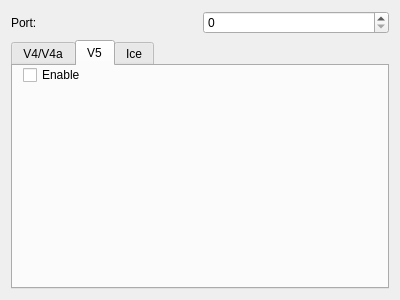
This is Server/FrmSocket.ui in KangLin/RabbitProxyServer as Qt 5 draws it before an edit. The edited form follows.
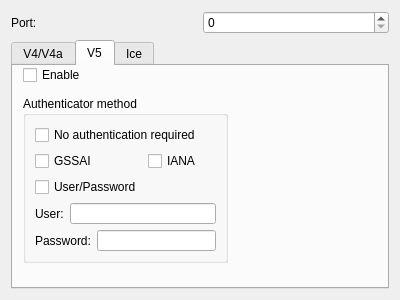
This is the edited form. The open tabs and pages were chosen to show the change.

Commit message: SocksV5: add authentication

The edit to the form file:
```diff
--- a/Server/FrmSocket.ui
+++ b/Server/FrmSocket.ui
@@ -84,6 +84,90 @@
         <string>Enable</string>
        </property>
       </widget>
+      <widget class="QGroupBox" name="groupBox">
+       <property name="geometry">
+        <rect>
+         <x>10</x>
+         <y>30</y>
+         <width>205</width>
+         <height>167</height>
+        </rect>
+       </property>
+       <property name="title">
+        <string>Authenticator method</string>
+       </property>
+       <layout class="QGridLayout" name="gridLayout_2">
+        <item row="4" column="0" colspan="2">
+         <layout class="QHBoxLayout" name="horizontalLayout_3">
+          <item>
+           <widget class="QLabel" name="label_3">
+            <property name="text">
+             <string>Password:</string>
+            </property>
+           </widget>
+          </item>
+          <item>
+           <widget class="QLineEdit" name="lePasswrod"/>
+          </item>
+         </layout>
+        </item>
+        <item row="1" column="0">
+         <widget class="QCheckBox" name="cbGSSAI">
+          <property name="text">
+           <string>GSSAI</string>
+          </property>
+         </widget>
+        </item>
+        <item row="3" column="0" colspan="2">
+         <layout class="QHBoxLayout" name="horizontalLayout_2">
+          <item>
+           <widget class="QLabel" name="label_2">
+            <property name="text">
+             <string>User:</string>
+            </property>
+           </widget>
+          </item>
+          <item>
+           <widget class="QLineEdit" name="leUser"/>
+          </item>
+         </layout>
+        </item>
+        <item row="2" column="0">
+         <widget class="QCheckBox" name="cbUserPassword">
+          <property name="text">
+           <string>User/Password</string>
+          </property>
+         </widget>
+        </item>
+        <item row="1" column="1">
+         <widget class="QCheckBox" name="cbIANA">
+          <property name="text">
+           <string>IANA</string>
+          </property>
+         </widget>
+        </item>
+        <item row="0" column="0" colspan="2">
+         <widget class="QCheckBox" name="cbNoAuthentication">
+          <property name="text">
+           <string>No authentication required</string>
+          </property>
+         </widget>
+        </item>
+        <item row="5" column="0">
+         <spacer name="verticalSpacer">
+          <property name="orientation">
+           <enum>Qt::Vertical</enum>
+          </property>
+          <property name="sizeHint" stdset="0">
+           <size>
+            <width>20</width>
+            <height>40</height>
+           </size>
+          </property>
+         </spacer>
+        </item>
+       </layout>
+      </widget>
      </widget>
      <widget class="QWidget" name="Ice">
       <attribute name="title">
```
Left out of the diff: 2 changed lines with no effect on the pictures. The commit also changes 5 other files.
